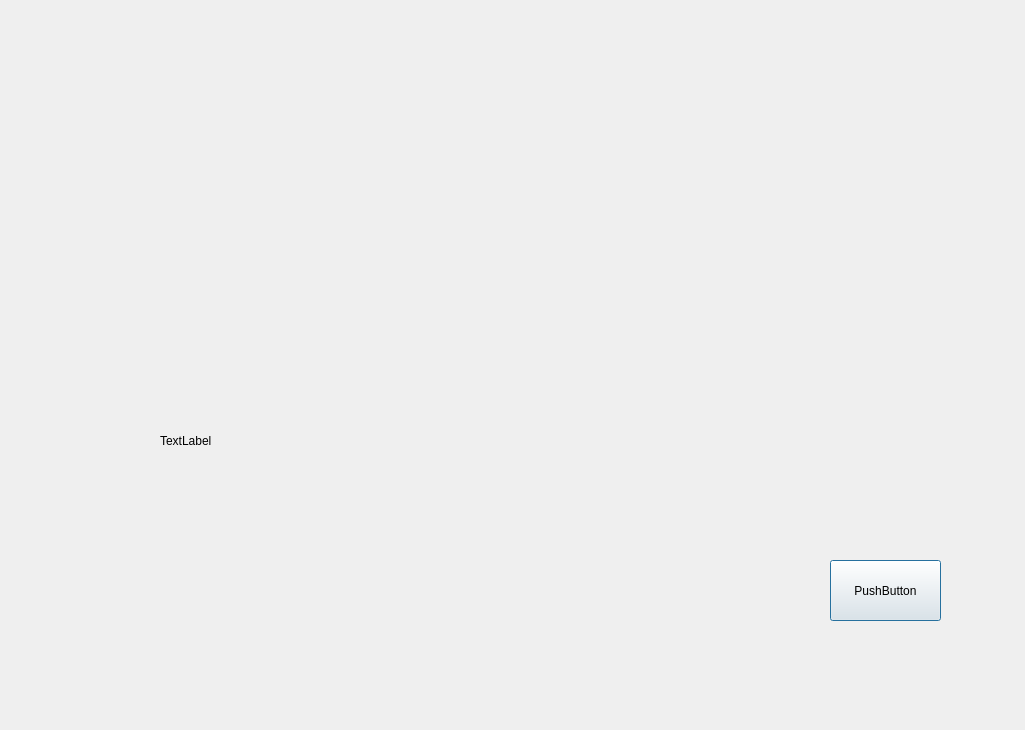
Above: src/WorkAttendanceQT/WorkAttendanceQT.ui from Liupeter01/WorkAttendanceQT before the change. Below: the same form after it.
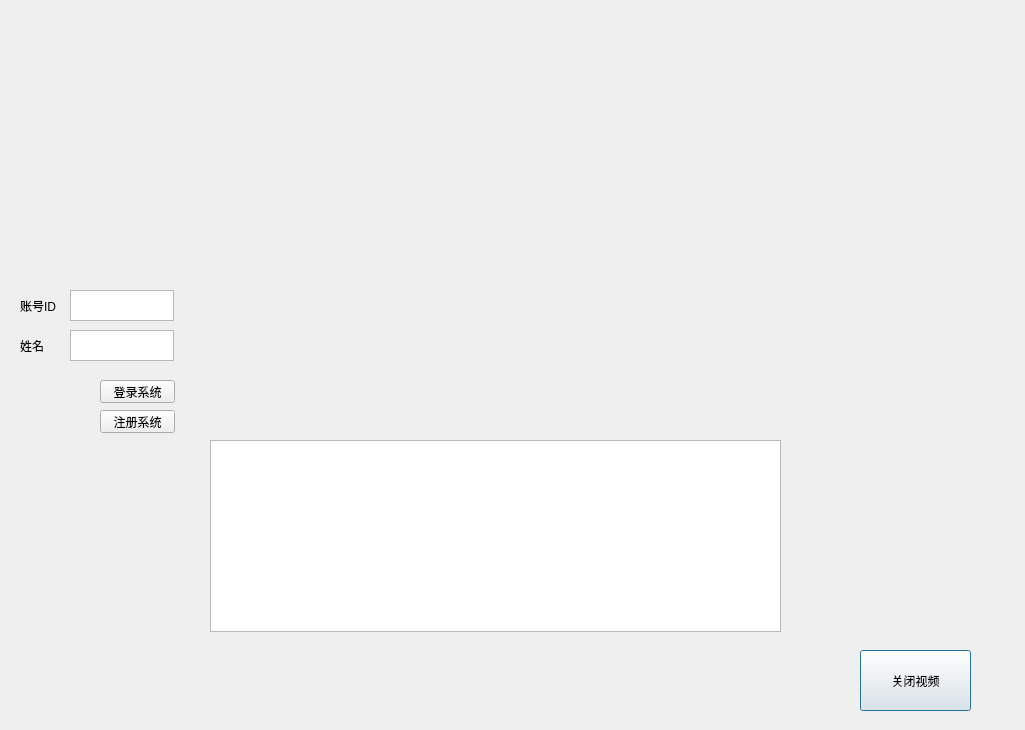
That is the form after the change.

The edit to the form file:
```diff
--- a/src/WorkAttendanceQT/WorkAttendanceQT.ui
+++ b/src/WorkAttendanceQT/WorkAttendanceQT.ui
@@ -19,27 +19,551 @@
   <widget class="QLabel" name="VideoDisplay">
    <property name="geometry">
     <rect>
-     <x>160</x>
-     <y>290</y>
-     <width>431</width>
-     <height>301</height>
+     <x>220</x>
+     <y>30</y>
+     <width>571</width>
+     <height>371</height>
     </rect>
    </property>
+   <property name="palette">
+    <palette>
+     <active>
+      <colorrole role="WindowText">
+       <brush brushstyle="SolidPattern">
+        <color alpha="255">
+         <red>255</red>
+         <green>255</green>
+         <blue>255</blue>
+        </color>
+       </brush>
+      </colorrole>
+      <colorrole role="Button">
+       <brush brushstyle="SolidPattern">
+        <color alpha="255">
+         <red>0</red>
+         <green>0</green>
+         <blue>0</blue>
+        </color>
+       </brush>
+      </colorrole>
+      <colorrole role="Light">
+       <brush brushstyle="SolidPattern">
+        <color alpha="255">
+         <red>0</red>
+         <green>0</green>
+         <blue>0</blue>
+        </color>
+       </brush>
+      </colorrole>
+      <colorrole role="Midlight">
+       <brush brushstyle="SolidPattern">
+        <color alpha="255">
+         <red>0</red>
+         <green>0</green>
+         <blue>0</blue>
+        </color>
+       </brush>
+      </colorrole>
+      <colorrole role="Dark">
+       <brush brushstyle="SolidPattern">
+        <color alpha="255">
+         <red>0</red>
+         <green>0</green>
+         <blue>0</blue>
+        </color>
+       </brush>
+      </colorrole>
+      <colorrole role="Mid">
+       <brush brushstyle="SolidPattern">
+        <color alpha="255">
+         <red>0</red>
+         <green>0</green>
+         <blue>0</blue>
+        </color>
+       </brush>
+      </colorrole>
+      <colorrole role="Text">
+       <brush brushstyle="SolidPattern">
+        <color alpha="255">
+         <red>0</red>
+         <green>0</green>
+         <blue>0</blue>
+        </color>
+       </brush>
+      </colorrole>
+      <colorrole role="BrightText">
+       <brush brushstyle="SolidPattern">
+        <color alpha="255">
+         <red>255</red>
+         <green>255</green>
+         <blue>255</blue>
+        </color>
+       </brush>
+      </colorrole>
+      <colorrole role="ButtonText">
+       <brush brushstyle="SolidPattern">
+        <color alpha="255">
+         <red>255</red>
+         <green>255</green>
+         <blue>255</blue>
+        </color>
+       </brush>
+      </colorrole>
+      <colorrole role="Base">
+       <brush brushstyle="SolidPattern">
+        <color alpha="255">
+         <red>0</red>
+         <green>0</green>
+         <blue>0</blue>
+        </color>
+       </brush>
+      </colorrole>
+      <colorrole role="Window">
+       <brush brushstyle="SolidPattern">
+        <color alpha="255">
+         <red>0</red>
+         <green>0</green>
+         <blue>0</blue>
+        </color>
+       </brush>
+      </colorrole>
+      <colorrole role="Shadow">
+       <brush brushstyle="SolidPattern">
+        <color alpha="255">
+         <red>0</red>
+         <green>0</green>
+         <blue>0</blue>
+        </color>
+       </brush>
+      </colorrole>
+      <colorrole role="AlternateBase">
+       <brush brushstyle="SolidPattern">
+        <color alpha="255">
+         <red>0</red>
+         <green>0</green>
+         <blue>0</blue>
+        </color>
+       </brush>
+      </colorrole>
+      <colorrole role="ToolTipBase">
+       <brush brushstyle="SolidPattern">
+        <color alpha="255">
+         <red>255</red>
+         <green>255</green>
+         <blue>220</blue>
+        </color>
+       </brush>
+      </colorrole>
+      <colorrole role="ToolTipText">
+       <brush brushstyle="SolidPattern">
+        <color alpha="255">
+         <red>0</red>
+         <green>0</green>
+         <blue>0</blue>
+        </color>
+       </brush>
+      </colorrole>
+      <colorrole role="PlaceholderText">
+       <brush brushstyle="SolidPattern">
+        <color alpha="128">
+         <red>0</red>
+         <green>0</green>
+         <blue>0</blue>
+        </color>
+       </brush>
+      </colorrole>
+     </active>
+     <inactive>
+      <colorrole role="WindowText">
+       <brush brushstyle="SolidPattern">
+        <color alpha="255">
+         <red>255</red>
+         <green>255</green>
+         <blue>255</blue>
+        </color>
+       </brush>
+      </colorrole>
+      <colorrole role="Button">
+       <brush brushstyle="SolidPattern">
+        <color alpha="255">
+         <red>0</red>
+         <green>0</green>
+         <blue>0</blue>
+        </color>
+       </brush>
+      </colorrole>
+      <colorrole role="Light">
+       <brush brushstyle="SolidPattern">
+        <color alpha="255">
+         <red>0</red>
+         <green>0</green>
+         <blue>0</blue>
+        </color>
+       </brush>
+      </colorrole>
+      <colorrole role="Midlight">
+       <brush brushstyle="SolidPattern">
+        <color alpha="255">
+         <red>0</red>
+         <green>0</green>
+         <blue>0</blue>
+        </color>
+       </brush>
+      </colorrole>
+      <colorrole role="Dark">
+       <brush brushstyle="SolidPattern">
+        <color alpha="255">
+         <red>0</red>
+         <green>0</green>
+         <blue>0</blue>
+        </color>
+       </brush>
+      </colorrole>
+      <colorrole role="Mid">
+       <brush brushstyle="SolidPattern">
+        <color alpha="255">
+         <red>0</red>
+         <green>0</green>
+         <blue>0</blue>
+        </color>
+       </brush>
+      </colorrole>
+      <colorrole role="Text">
+       <brush brushstyle="SolidPattern">
+        <color alpha="255">
+         <red>0</red>
+         <green>0</green>
+         <blue>0</blue>
+        </color>
+       </brush>
+      </colorrole>
+      <colorrole role="BrightText">
+       <brush brushstyle="SolidPattern">
+        <color alpha="255">
+         <red>255</red>
+         <green>255</green>
+         <blue>255</blue>
+        </color>
+       </brush>
+      </colorrole>
+      <colorrole role="ButtonText">
+       <brush brushstyle="SolidPattern">
+        <color alpha="255">
+         <red>255</red>
+         <green>255</green>
+         <blue>255</blue>
+        </color>
+       </brush>
+      </colorrole>
+      <colorrole role="Base">
+       <brush brushstyle="SolidPattern">
+        <color alpha="255">
+         <red>0</red>
+         <green>0</green>
+         <blue>0</blue>
+        </color>
+       </brush>
+      </colorrole>
+      <colorrole role="Window">
+       <brush brushstyle="SolidPattern">
+        <color alpha="255">
+         <red>0</red>
+         <green>0</green>
+         <blue>0</blue>
+        </color>
+       </brush>
+      </colorrole>
+      <colorrole role="Shadow">
+       <brush brushstyle="SolidPattern">
+        <color alpha="255">
+         <red>0</red>
+         <green>0</green>
+         <blue>0</blue>
+        </color>
+       </brush>
+      </colorrole>
+      <colorrole role="AlternateBase">
+       <brush brushstyle="SolidPattern">
+        <color alpha="255">
+         <red>0</red>
+         <green>0</green>
+         <blue>0</blue>
+        </color>
+       </brush>
+      </colorrole>
+      <colorrole role="ToolTipBase">
+       <brush brushstyle="SolidPattern">
+        <color alpha="255">
+         <red>255</red>
+         <green>255</green>
+         <blue>220</blue>
+        </color>
+       </brush>
+      </colorrole>
+      <colorrole role="ToolTipText">
+       <brush brushstyle="SolidPattern">
+        <color alpha="255">
+         <red>0</red>
+         <green>0</green>
+         <blue>0</blue>
+        </color>
+       </brush>
+      </colorrole>
+      <colorrole role="PlaceholderText">
+       <brush brushstyle="SolidPattern">
+        <color alpha="128">
+         <red>0</red>
+         <green>0</green>
+         <blue>0</blue>
+        </color>
+       </brush>
+      </colorrole>
+     </inactive>
+     <disabled>
+      <colorrole role="WindowText">
+       <brush brushstyle="SolidPattern">
+        <color alpha="255">
+         <red>0</red>
+         <green>0</green>
+         <blue>0</blue>
+        </color>
+       </brush>
+      </colorrole>
+      <colorrole role="Button">
+       <brush brushstyle="SolidPattern">
+        <color alpha="255">
+         <red>0</red>
+         <green>0</green>
+         <blue>0</blue>
+        </color>
+       </brush>
+      </colorrole>
+      <colorrole role="Light">
+       <brush brushstyle="SolidPattern">
+        <color alpha="255">
+         <red>0</red>
+         <green>0</green>
+         <blue>0</blue>
+        </color>
+       </brush>
+      </colorrole>
+      <colorrole role="Midlight">
+       <brush brushstyle="SolidPattern">
+        <color alpha="255">
+         <red>0</red>
+         <green>0</green>
+         <blue>0</blue>
+        </color>
+       </brush>
+      </colorrole>
+      <colorrole role="Dark">
+       <brush brushstyle="SolidPattern">
+        <color alpha="255">
+         <red>0</red>
+         <green>0</green>
+         <blue>0</blue>
+        </color>
+       </brush>
+      </colorrole>
+      <colorrole role="Mid">
+       <brush brushstyle="SolidPattern">
+        <color alpha="255">
+         <red>0</red>
+         <green>0</green>
+         <blue>0</blue>
+        </color>
+       </brush>
+      </colorrole>
+      <colorrole role="Text">
+       <brush brushstyle="SolidPattern">
+        <color alpha="255">
+         <red>0</red>
+         <green>0</green>
+         <blue>0</blue>
+        </color>
+       </brush>
+      </colorrole>
+      <colorrole role="BrightText">
+       <brush brushstyle="SolidPattern">
+        <color alpha="255">
+         <red>255</red>
+         <green>255</green>
+         <blue>255</blue>
+        </color>
+       </brush>
+      </colorrole>
+      <colorrole role="ButtonText">
+       <brush brushstyle="SolidPattern">
+        <color alpha="255">
+         <red>0</red>
+         <green>0</green>
+         <blue>0</blue>
+        </color>
+       </brush>
+      </colorrole>
+      <colorrole role="Base">
+       <brush brushstyle="SolidPattern">
+        <color alpha="255">
+         <red>0</red>
+         <green>0</green>
+         <blue>0</blue>
+        </color>
+       </brush>
+      </colorrole>
+      <colorrole role="Window">
+       <brush brushstyle="SolidPattern">
+        <color alpha="255">
+         <red>0</red>
+         <green>0</green>
+         <blue>0</blue>
+        </color>
+       </brush>
+      </colorrole>
+      <colorrole role="Shadow">
+       <brush brushstyle="SolidPattern">
+        <color alpha="255">
+         <red>0</red>
+         <green>0</green>
+         <blue>0</blue>
+        </color>
+       </brush>
+      </colorrole>
+      <colorrole role="AlternateBase">
+       <brush brushstyle="SolidPattern">
+        <color alpha="255">
+         <red>0</red>
+         <green>0</green>
+         <blue>0</blue>
+        </color>
+       </brush>
+      </colorrole>
+      <colorrole role="ToolTipBase">
+       <brush brushstyle="SolidPattern">
+        <color alpha="255">
+         <red>255</red>
+         <green>255</green>
+         <blue>220</blue>
+        </color>
+       </brush>
+      </colorrole>
+      <colorrole role="ToolTipText">
+       <brush brushstyle="SolidPattern">
+        <color alpha="255">
+         <red>0</red>
+         <green>0</green>
+         <blue>0</blue>
+        </color>
+       </brush>
+      </colorrole>
+      <colorrole role="PlaceholderText">
+       <brush brushstyle="SolidPattern">
+        <color alpha="128">
+         <red>255</red>
+         <green>255</green>
+         <blue>255</blue>
+        </color>
+       </brush>
+      </colorrole>
+     </disabled>
+    </palette>
+   </property>
    <property name="text">
-    <string>TextLabel</string>
+    <string/>
    </property>
   </widget>
   <widget class="QPushButton" name="Exit">
    <property name="geometry">
     <rect>
-     <x>830</x>
-     <y>560</y>
+     <x>860</x>
+     <y>650</y>
      <width>111</width>
      <height>61</height>
     </rect>
    </property>
    <property name="text">
-    <string>PushButton</string>
+    <string>关闭视频</string>
+   </property>
+  </widget>
+  <widget class="QTextBrowser" name="SystemStatusInfo">
+   <property name="geometry">
+    <rect>
+     <x>210</x>
+     <y>440</y>
+     <width>571</width>
+     <height>192</height>
+    </rect>
+   </property>
+  </widget>
+  <widget class="QLabel" name="name_label">
+   <property name="geometry">
+    <rect>
+     <x>20</x>
+     <y>340</y>
+     <width>54</width>
+     <height>12</height>
+    </rect>
+   </property>
+   <property name="text">
+    <string>姓名</string>
+   </property>
+  </widget>
+  <widget class="QLabel" name="id_label">
+   <property name="geometry">
+    <rect>
+     <x>20</x>
+     <y>300</y>
+     <width>54</width>
+     <height>12</height>
+    </rect>
+   </property>
+   <property name="text">
+    <string>账号ID</string>
+   </property>
+  </widget>
+  <widget class="QTextEdit" name="UserID">
+   <property name="geometry">
+    <rect>
+     <x>70</x>
+     <y>290</y>
+     <width>104</width>
+     <height>31</height>
+    </rect>
+   </property>
+  </widget>
+  <widget class="QTextEdit" name="NameInput">
+   <property name="geometry">
+    <rect>
+     <x>70</x>
+     <y>330</y>
+     <width>104</width>
+     <height>31</height>
+    </rect>
+   </property>
+  </widget>
+  <widget class="QPushButton" name="Register">
+   <property name="geometry">
+    <rect>
+     <x>100</x>
+     <y>410</y>
+     <width>75</width>
+     <height>23</height>
+    </rect>
+   </property>
+   <property name="text">
+    <string>注册系统</string>
+   </property>
+  </widget>
+  <widget class="QPushButton" name="Login">
+   <property name="geometry">
+    <rect>
+     <x>100</x>
+     <y>380</y>
+     <width>75</width>
+     <height>23</height>
+    </rect>
+   </property>
+   <property name="text">
+    <string>登录系统</string>
    </property>
   </widget>
  </widget>
```
